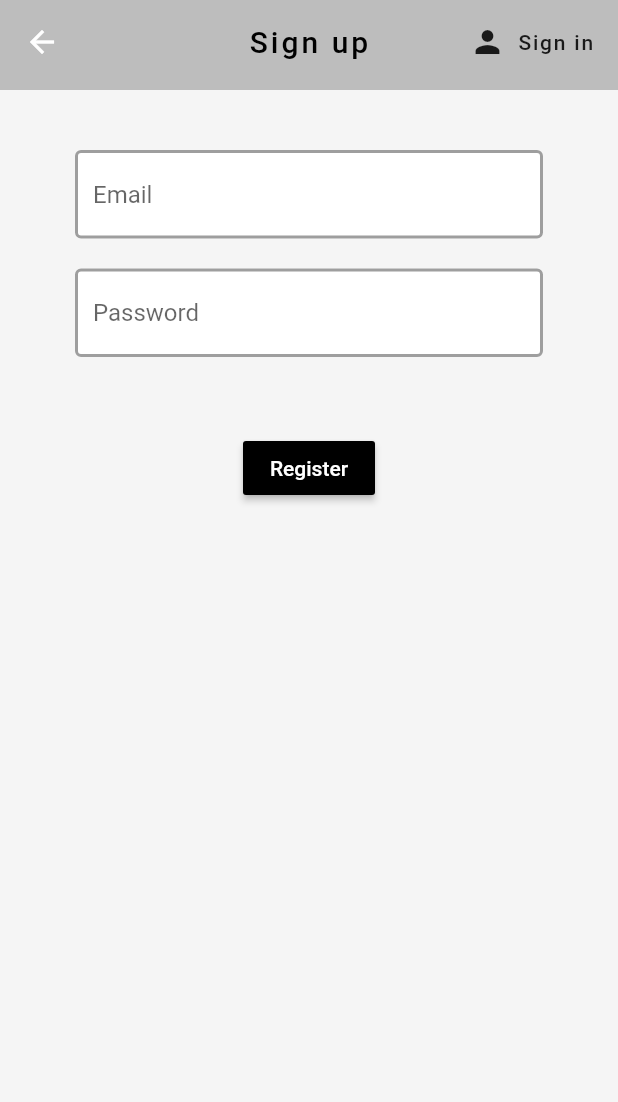
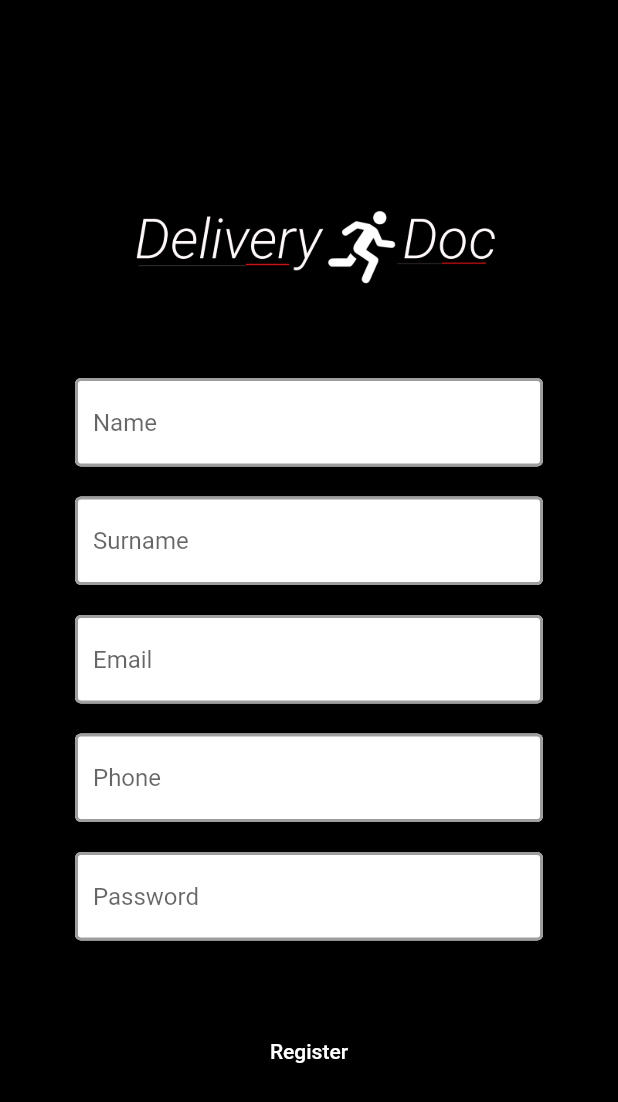
Before and after one commit to NkanyisoSigwaza/my_menu, a Flutter app: the Register screen opened directly, on a phone screen of 412 x 824 dp. Shown: the top 1102 px of the screen. Run offline on Flutter 3.47's test engine with Material 2 defaults, Android fonts, the light colour scheme and no system bars; our stand-ins replace cloud_firestore, firebase_analytics, firebase_auth, firebase_storage, flutter_spinkit, fluttertoast and 5 more; missing offline and left inert: flutter_google_places, flutter_polyline_points, geoflutterfire, google_maps_webservice, permission; accounts and stored records are empty.

Commit message:
sign in and register design (no register functionality)

```diff
--- a/lib/Authenticate/Auth.dart
+++ b/lib/Authenticate/Auth.dart
@@ -3,6 +3,7 @@ import 'dart:convert';
 
 import 'package:cloud_firestore/cloud_firestore.dart';
 import 'package:firebase_auth/firebase_auth.dart';
+import 'package:google_sign_in/google_sign_in.dart';
 import 'package:mymenu/Models/ConfirmCheckOut.dart';
 import 'package:mymenu/Models/FoodItem.dart';
 import 'package:mymenu/Models/Order.dart';
@@ -11,6 +12,7 @@ import 'package:mymenu/Models/User.dart';
 
 class Auth{
   //allows us to use firebase authentication -- line below
+
   final FirebaseAuth _auth = FirebaseAuth.instance;  //_ means private in variable auth
 
   String uid;
--- a/lib/Authenticate/Register.dart
+++ b/lib/Authenticate/Register.dart
@@ -22,51 +22,75 @@ class _RegisterState extends State<Register> {
     return registerState.loading
         ? Loading()
         : Scaffold(
-            backgroundColor: Colors.grey[100],
-            appBar: PreferredSize(
-              preferredSize: Size.fromHeight(60),
-              child: AppBar(
-                backgroundColor: Colors.grey[400],
-                elevation: 0,
-                title: Text(
-                  "Sign up",
-                  style: TextStyle(
-                    letterSpacing: 2,
-                    color: Colors.black,
-                  ),
-                ),
-                centerTitle: true,
-                actions: <Widget>[
-                  FlatButton.icon(
-                    onPressed: () {
-                      widget.toggleView();
-                    },
-                    icon: Icon(
-                      Icons.person,
-                    ),
-                    label: Text(
-                      "Sign in",
-                      style: TextStyle(letterSpacing: 1.2),
-                    ),
-                  )
-                ],
-              ),
-            ),
+      resizeToAvoidBottomInset: false,
+            backgroundColor: Colors.black,
+//            appBar: PreferredSize(
+//              preferredSize: Size.fromHeight(60),
+//              child: AppBar(
+//                backgroundColor: Colors.grey[400],
+//                elevation: 0,
+//                title: Text(
+//                  "Sign up",
+//                  style: TextStyle(
+//                    letterSpacing: 2,
+//                    color: Colors.black,
+//                  ),
+//                ),
+//                centerTitle: true,
+//                actions: <Widget>[
+//                  FlatButton.icon(
+//                    onPressed: () {
+//                      widget.toggleView();
+//                    },
+//                    icon: Icon(
+//                      Icons.person,
+//                    ),
+//                    label: Text(
+//                      "Sign in",
+//                      style: TextStyle(letterSpacing: 1.2),
+//                    ),
+//                  )
+//                ],
+//              ),
+//            ),
             body: Container(
               padding: EdgeInsets.symmetric(vertical: 20, horizontal: 50),
               child: Form(
                 key: registerState.formKey,
                 child: Column(
                   children: <Widget>[
+                    Padding(
+                      padding: const EdgeInsets.fromLTRB(0, 80, 0, 10),
+                      child: Container(
+                          child:Image(
+                            image:AssetImage(
+                                "Picture/delDocLogo.png"
+                            ),
+                          )
+                      ),
+                    ),
                     SizedBox(
                       height: 20,
                     ),
                     TextFormField(
-                      decoration:
-                          textInputDecoration.copyWith(hintText: "Email"),
-
+                      decoration: textInputDecoration.copyWith(hintText: "Name"),
+                      controller: registerState.name,
+                    ),
+                    SizedBox(
+                      height: 20,
+                    ),
+                    TextFormField(
+                      decoration: textInputDecoration.copyWith(hintText: "Surname"),
+                      controller: registerState.surname,
+                    ),
+                    SizedBox(
+                      height: 20,
+                    ),
+                    TextFormField(
+                      decoration: textInputDecoration.copyWith(hintText: "Email"),
+                      controller: registerState.emailValue,
                       validator: (val){
-                       return registerState.validateEmail(val);
+                        return registerState.validateEmail(val);
                       },
                       onChanged: (val) {
                         //returns a value each time the user types or deletes something
@@ -75,7 +99,17 @@ class _RegisterState extends State<Register> {
                         });
                       },
                     ),
-                    SizedBox(height: 20),
+                    SizedBox(
+                      height: 20,
+                    ),
+                    TextFormField(
+                      decoration: textInputDecoration.copyWith(hintText: "Phone"),
+                      controller: registerState.phone,
+                    ),
+                    SizedBox(
+                      height: 20,
+                    ),
+
                     TextFormField(
                       decoration:
                           textInputDecoration.copyWith(hintText: "Password"),
--- a/lib/Shared/Price.dart
+++ b/lib/Shared/Price.dart
@@ -11,6 +11,7 @@ class Price{
  double calculatePrice(List<ConfirmCheckOut> orders) {
    price = 0;
     for (ConfirmCheckOut order in orders) {
+
       price += order.quantity * order.price;
   }
     return price;
--- a/lib/States/RegisterState.dart
+++ b/lib/States/RegisterState.dart
@@ -12,6 +12,11 @@ class RegisterState with ChangeNotifier {
   String email = "";
   String password = "";
   final FirebaseAuth _auth= FirebaseAuth.instance;
+  TextEditingController name = TextEditingController();
+  TextEditingController surname = TextEditingController();
+  TextEditingController phone = TextEditingController();
+  TextEditingController emailValue = TextEditingController();
+
 
   //GETTERS
   GlobalKey<FormState> get formKey => _formKey;
--- a/pubspec.yaml
+++ b/pubspec.yaml
@@ -39,6 +39,7 @@ dependencies:
   flutter_google_places: ^0.2.3
   firebase_core: ^0.4.4
   firebase_analytics: ^5.0.16
+  google_sign_in: ^4.5.3
 
 
 
@@ -68,6 +69,7 @@ flutter:
   assets:
   - Picture/car_icon.png
   - Picture/avatar.png
+  - Picture/delDocLogo.png
   #  - images/a_dot_ham.jpeg
 
   # An image asset can refer to one or more resolution-specific "variants", see
```
Also changed, not shown: lib/Authenticate/SignIn.dart (+81 -36 lines), lib/States/SignInState.dart (+30 -1 lines), Picture/delDocLogo.png (added), assets/delDocLogo.png (added), pubspec.lock.
